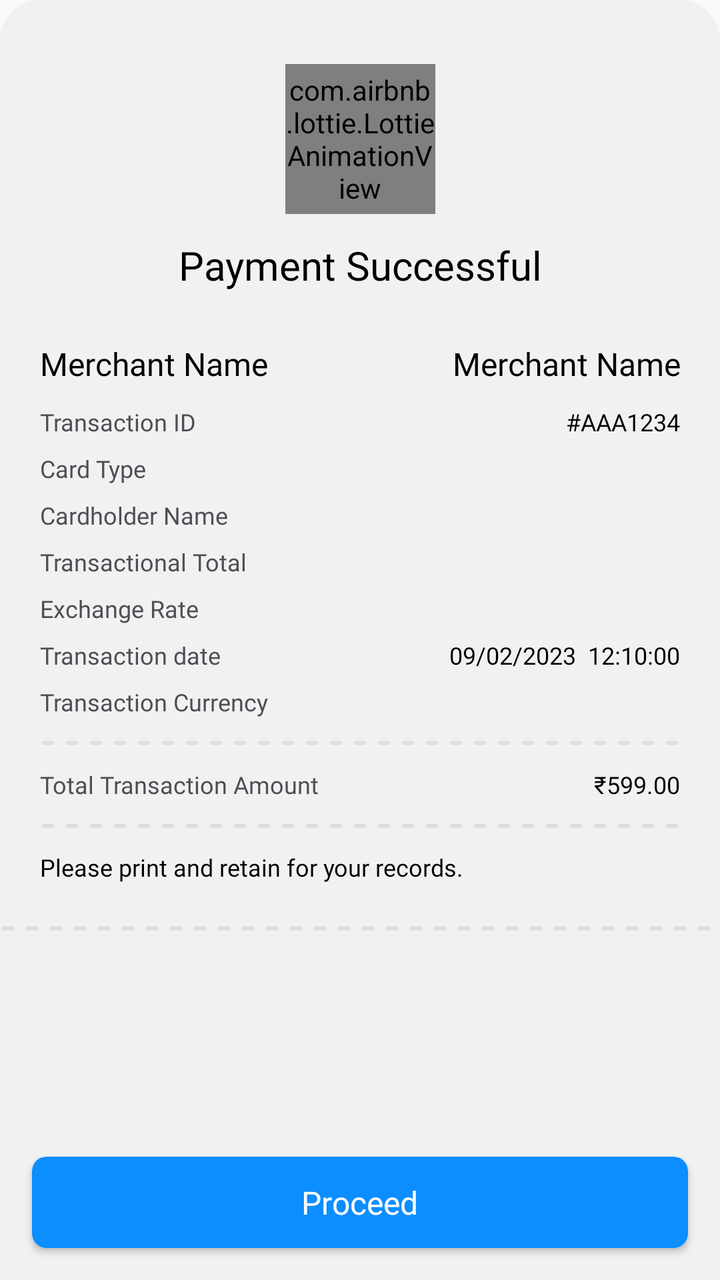
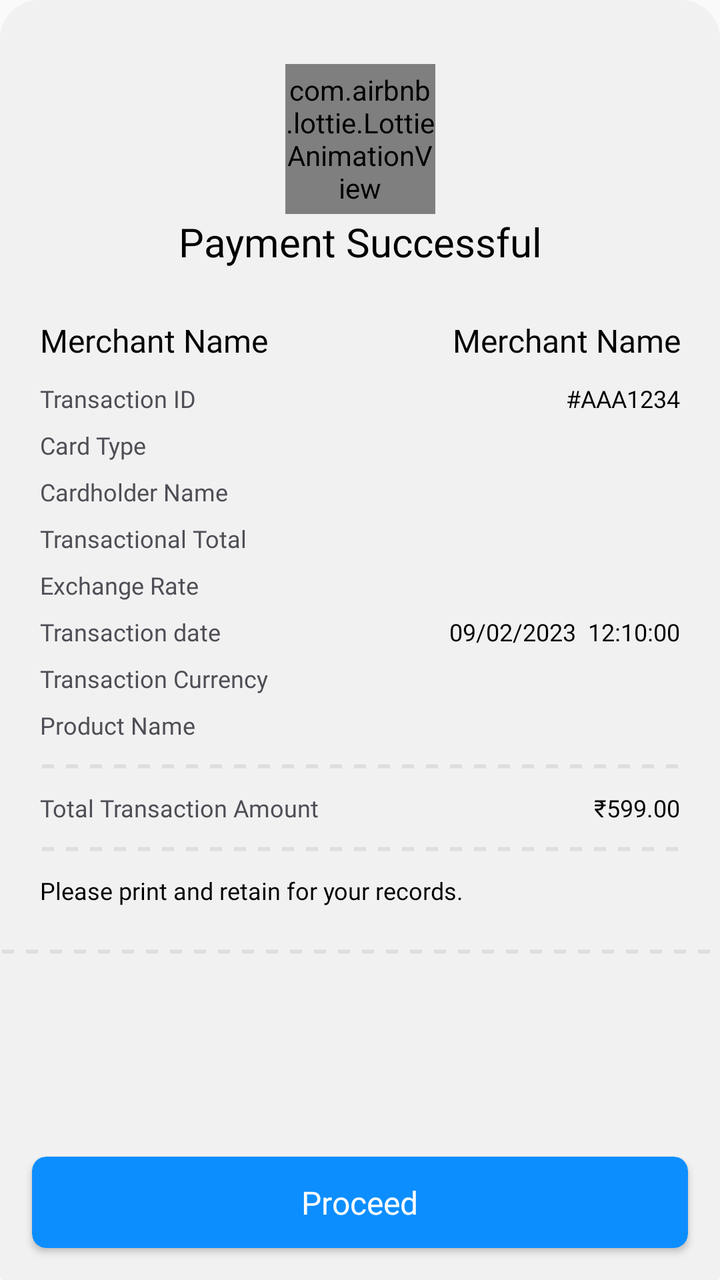

Before-and-after screenshots of an Android layout around one commit, followed by the original layout XML and the change that was made.
<!-- AndroidManifest.xml: application theme AppTheme -->
<!-- res/layout/fragment_payment_successful_with_details_bottom_sheet.xml -->
<?xml version="1.0" encoding="utf-8"?>
<androidx.coordinatorlayout.widget.CoordinatorLayout xmlns:android="http://schemas.android.com/apk/res/android"
    xmlns:app="http://schemas.android.com/apk/res-auto"
    android:layout_width="match_parent"
    android:layout_height="wrap_content"
    android:background="@drawable/bottom_sheet_bg">

    <FrameLayout
        android:id="@+id/frameLayout1"
        android:layout_width="match_parent"
        android:layout_height="wrap_content"
        android:background="@drawable/bottom_sheet_bg">

        <androidx.constraintlayout.widget.ConstraintLayout
            android:id="@+id/constraintLayout123"
            android:layout_width="match_parent"
            android:layout_height="wrap_content"
            android:background="@drawable/bottom_sheet_bg">

            <RelativeLayout
                android:id="@+id/lottieAnimationViewConstraint"
                android:layout_width="wrap_content"
                android:layout_height="wrap_content"
                android:layout_marginTop="32dp"
                app:layout_constraintEnd_toEndOf="parent"
                app:layout_constraintStart_toStartOf="parent"
                app:layout_constraintTop_toTopOf="parent">

                <com.airbnb.lottie.LottieAnimationView
                    android:id="@+id/lottieAnimationView"
                    android:layout_width="75dp"
                    android:layout_height="75dp"
                    android:layout_centerInParent="true"
                    app:lottie_autoPlay="true"
                    app:lottie_fileName="complete_json.json"
                    app:lottie_loop="true" />

            </RelativeLayout>

            <androidx.constraintlayout.widget.ConstraintLayout
                android:id="@+id/clMainContainer"
                android:layout_width="match_parent"
                android:layout_height="wrap_content"
                android:layout_marginTop="25dp"
                android:layout_marginBottom="150dp"
                app:layout_constraintBottom_toTopOf="@+id/proceedButton"
                app:layout_constraintTop_toBottomOf="@+id/lottieAnimationViewConstraint"
                app:layout_constraintVertical_bias="0.5">

                <TextView
                    android:id="@+id/tvPaymentSuccess"
                    android:layout_width="wrap_content"
                    android:layout_height="wrap_content"
                    android:fontFamily="@font/poppins_medium"
                    android:text="Payment Successful"
                    android:textColor="#000000"
                    android:gravity="center"
                    android:textSize="20sp"
                    app:layout_constraintEnd_toEndOf="parent"
                    app:layout_constraintStart_toStartOf="parent"
                    app:layout_constraintTop_toTopOf="parent" />



                <LinearLayout
                    android:id="@+id/llMainContainer"
                    android:layout_width="0dp"
                    android:orientation="vertical"
                    app:layout_constraintStart_toStartOf="parent"
                    app:layout_constraintEnd_toEndOf="parent"
                    android:layout_marginStart="20dp"
                    android:layout_marginEnd="20dp"
                    app:layout_constraintTop_toBottomOf="@+id/tvPaymentSuccess"
                    android:layout_height="wrap_content"
                    android:layout_marginTop="25dp">

                    <LinearLayout
                        android:id="@+id/llMerchantName"
                        android:layout_width="match_parent"
                        android:orientation="horizontal"
                        android:layout_height="wrap_content"
                        app:layout_constraintEnd_toEndOf="@+id/transactionIDTextView"
                        app:layout_constraintStart_toStartOf="@+id/textView24"
                        app:layout_constraintTop_toBottomOf="@+id/textView"
                        android:weightSum="2">

                        <TextView
                            android:layout_width="0dp"
                            android:layout_weight="1"
                            android:layout_height="wrap_content"
                            android:fontFamily="@font/poppins_medium"
                            android:text="Merchant Name"
                            android:textColor="#000000"
                            android:textSize="16sp"
                            />

                        <TextView
                            android:id="@+id/tvMerchantName"
                            android:layout_width="0dp"
                            android:layout_weight="1"
                            android:layout_height="wrap_content"
                            android:fontFamily="@font/poppins_medium"
                            android:text="Merchant Name"
                            android:textColor="#000000"
                            android:textSize="16sp"
                            android:gravity="end"
                            />


                    </LinearLayout>

                    <LinearLayout
                        android:layout_width="match_parent"
                        android:orientation="horizontal"
                        android:layout_height="wrap_content"
                        android:layout_marginTop="10dp"
                        android:weightSum="2">

                        <TextView
                            android:id="@+id/textView24"
                            android:layout_width="0dp"
                            android:layout_height="wrap_content"
                            android:layout_weight="1"
                            android:fontFamily="@font/poppins"
                            android:text="Transaction ID"
                            android:textColor="#4F4D55"
                            android:textSize="12sp" />

                        <TextView
                            android:id="@+id/transactionIDTextView"
                            android:layout_width="0dp"
                            android:layout_weight="1"
                            android:layout_height="wrap_content"
                            android:fontFamily="@font/poppins_medium"
                            android:text="#AAA1234"
                            android:textColor="#000000"
                            android:gravity="end"
                            android:textSize="12sp" />


                    </LinearLayout>

                    <LinearLayout
                        android:id="@+id/llCardType"
                        android:layout_width="match_parent"
                        android:orientation="horizontal"
                        android:layout_height="wrap_content"
                        android:layout_marginTop="7dp"
                        android:weightSum="2">

                        <TextView
                            android:layout_width="0dp"
                            android:layout_weight="1"
                            android:layout_height="wrap_content"
                            android:fontFamily="@font/poppins"
                            android:text="Card Type"
                            android:textColor="#4F4D55"
                            android:textSize="12sp"
                            />

                        <TextView
                            android:id="@+id/tvCardType"
                            android:layout_width="0dp"
                            android:layout_height="wrap_content"
                            android:fontFamily="@font/poppins_medium"                            android:layout_weight="1"
                            android:text=""
                            android:gravity="end"
                            android:textColor="#000000"
                            android:textSize="12sp" />


                    </LinearLayout>


                    <LinearLayout
                        android:id="@+id/llCardHolderName"
                        android:layout_width="match_parent"
                        android:orientation="horizontal"
                        android:layout_height="wrap_content"
                        android:layout_marginTop="7dp"
                        android:weightSum="2">

                        <TextView
                            android:layout_width="0dp"
                            android:layout_height="wrap_content"
                            android:fontFamily="@font/poppins"                            android:layout_weight="1"
                            android:text="Cardholder Name"
                            android:textColor="#4F4D55"
                            android:textSize="12sp" />

                        <TextView
                            android:id="@+id/tvCardHolderName"
                            android:layout_width="0dp"
                            android:layout_height="wrap_content"
                            android:fontFamily="@font/poppins_medium"
                            android:layout_weight="1"
                            android:text=""
                            android:gravity="end"
                            android:textColor="#000000"
                            android:textSize="12sp" />

                    </LinearLayout>


                    <LinearLayout
                        android:id="@+id/llTransTotal"
                        android:layout_width="match_parent"
                        android:orientation="horizontal"
                        android:layout_height="wrap_content"
                        android:layout_marginTop="7dp"
                        android:weightSum="2">

                        <TextView
                            android:id="@+id/transTotalDCC"
                            android:layout_width="0dp"
                            android:layout_height="wrap_content"
                            android:fontFamily="@font/poppins"                            android:layout_weight="1"
                            android:text="Transactional Total"
                            android:textColor="#4F4D55"
                            android:textSize="12sp" />

                        <TextView
                            android:id="@+id/tvTransTotal"
                            android:layout_width="0dp"
                            android:layout_height="wrap_content"
                            android:fontFamily="@font/poppins_medium"
                            android:layout_weight="1"
                            android:text=""
                            android:gravity="end"
                            android:textColor="#000000"
                            android:textSize="12sp" />

                    </LinearLayout>

                    <LinearLayout
                        android:id="@+id/llExchangeRate"
                        android:layout_width="match_parent"
                        android:orientation="horizontal"
                        android:layout_height="wrap_content"
                        android:layout_marginTop="7dp"
                        android:weightSum="2">

                        <TextView
                            android:layout_width="0dp"
                            android:layout_height="wrap_content"
                            android:fontFamily="@font/poppins"                            android:layout_weight="1"
                            android:text="Exchange Rate"
                            android:textColor="#4F4D55"
                            android:textSize="12sp" />

                        <TextView
                            android:id="@+id/tvExchangeRate"
                            android:layout_width="0dp"
                            android:layout_height="wrap_content"
                            android:fontFamily="@font/poppins_medium"
                            android:layout_weight="1"
                            android:text=""
                            android:gravity="end"
                            android:textColor="#000000"
                            android:textSize="12sp" />


                    </LinearLayout>

                    <LinearLayout
                        android:id="@+id/llMargin"
                        android:layout_width="match_parent"
                        android:orientation="horizontal"
                        android:layout_height="wrap_content"
                        android:layout_marginTop="7dp"
                        android:visibility="gone"
                        android:weightSum="2">

                        <TextView
                            android:layout_width="0dp"
                            android:layout_height="wrap_content"
                            android:fontFamily="@font/poppins"                            android:layout_weight="1"
                            android:text="Margin"
                            android:textColor="#4F4D55"
                            android:textSize="12sp" />

                        <TextView
                            android:id="@+id/tvMargin"
                            android:layout_width="0dp"
                            android:layout_height="wrap_content"
                            android:fontFamily="@font/poppins_medium"
                            android:layout_weight="1"
                            android:text=""
                            android:gravity="end"
                            android:textColor="#000000"
                            android:textSize="12sp" />


                    </LinearLayout>

                    <LinearLayout
                        android:layout_width="match_parent"
                        android:orientation="horizontal"
                        android:layout_height="wrap_content"
                        android:layout_marginTop="7dp"
                        android:weightSum="2">

                        <TextView
                            android:id="@+id/textView26"
                            android:layout_width="0dp"
                            android:layout_height="wrap_content"
                            android:fontFamily="@font/poppins"
                            android:text="Transaction date"
                            android:layout_weight="1"
                            android:textColor="#4F4D55"
                            android:textSize="12sp" />

                        <TextView
                            android:id="@+id/transactionDateAndTimeTextView"
                            android:layout_width="0dp"
                            android:layout_weight="1"
                            android:gravity="end"
                            android:layout_height="wrap_content"
                            android:fontFamily="@font/poppins_medium"
                            android:text="09/02/2023  12:10:00"
                            android:textColor="#000000"
                            android:textSize="12sp"
                            app:layout_constraintEnd_toEndOf="parent" />


                    </LinearLayout>


                    <LinearLayout
                        android:id="@+id/llTransCurrency"
                        android:layout_width="match_parent"
                        android:orientation="horizontal"
                        android:layout_height="wrap_content"
                        android:layout_marginTop="7dp"
                        android:weightSum="2">

                        <TextView
                            android:layout_width="0dp"
                            android:layout_height="wrap_content"
                            android:fontFamily="@font/poppins"                            android:layout_weight="1"
                            android:text="Transaction Currency"
                            android:textColor="#4F4D55"
                            android:textSize="12sp" />

                        <TextView
                            android:id="@+id/tvTransCurrency"
                            android:layout_width="0dp"
                            android:layout_height="wrap_content"
                            android:fontFamily="@font/poppins_medium"
                            android:layout_weight="1"
                            android:text=""
                            android:gravity="end"
                            android:textColor="#000000"
                            android:textSize="12sp" />


                    </LinearLayout>


                    <View
                        android:layout_width="match_parent"
                        android:layout_height="5dp"
                        android:layout_marginTop="10dp"
                        android:background="@drawable/dotted_line" />



                    <LinearLayout
                        android:layout_width="match_parent"
                        android:orientation="horizontal"
                        android:layout_height="wrap_content"
                        android:layout_marginTop="10dp"
                        android:weightSum="2">

                        <TextView
                            android:id="@+id/textView25"
                            android:layout_width="0dp"
                            android:layout_weight="1"
                            android:layout_height="wrap_content"
                            android:fontFamily="@font/poppins"
                            android:text="Total Transaction Amount"
                            android:textColor="#4F4D55"
                            android:textSize="12sp" />

                        <TextView
                            android:id="@+id/transactionAmountTextView"
                            android:layout_width="0dp"
                            android:layout_height="wrap_content"
                            android:fontFamily="@font/inter_medium"
                            android:text="₹599.00"
                            android:layout_weight="1"
                            android:gravity="end"
                            android:textColor="#000000"
                            android:textSize="12sp" />


                    </LinearLayout>



                    <View
                        android:layout_width="match_parent"
                        android:layout_height="5dp"
                        android:layout_marginTop="10dp"
                        android:background="@drawable/dotted_line" />


                    <TextView
                        android:layout_marginTop="10dp"
                        android:id="@+id/tv_info"
                        android:layout_width="match_parent"
                        android:layout_height="wrap_content"
                        android:fontFamily="@font/poppins_medium"
                        android:text="Please print and retain for your records."
                        android:textColor="#000000"
                        android:textSize="12sp" />


                </LinearLayout>



            </androidx.constraintlayout.widget.ConstraintLayout>

            <View
                android:id="@+id/dottedLast"
                android:layout_width="match_parent"
                android:layout_height="5dp"
                android:layout_marginTop="20dp"
                android:background="@drawable/dotted_line"
                app:layout_constraintStart_toStartOf="parent"
                app:layout_constraintEnd_toEndOf="parent"
                android:layout_marginBottom="10dp"
                app:layout_constraintTop_toBottomOf="@+id/clMainContainer"/>


            <LinearLayout
                android:visibility="gone"
                android:id="@+id/llRedirectLink"
                android:layout_width="wrap_content"
                android:orientation="horizontal"
                android:layout_height="wrap_content"
                android:layout_marginTop="20dp"
                app:layout_constraintStart_toStartOf="parent"
                app:layout_constraintEnd_toEndOf="parent"
                android:layout_marginBottom="10dp"
                app:layout_constraintTop_toBottomOf="@+id/dottedLast"
                >

                <TextView
                    android:layout_width="wrap_content"
                    android:layout_height="wrap_content"
                    android:fontFamily="@font/poppins"
                    android:text="Redirect back to the "
                    android:textColor="#4F4D55"
                    android:textSize="12sp" />

                <TextView
                    android:id="@+id/tvMerchantSite"
                    android:layout_width="wrap_content"
                    android:layout_height="wrap_content"
                    android:fontFamily="@font/inter_medium"
                    android:text="merchant’s site"
                    android:textColor="#FF0023"
                    android:textSize="12sp" />


            </LinearLayout>



            <androidx.cardview.widget.CardView
                android:id="@+id/proceedButton"
                android:layout_width="match_parent"
                android:layout_height="wrap_content"
                android:layout_marginStart="16dp"
                android:layout_marginEnd="16dp"
                android:layout_marginBottom="16dp"
                android:clickable="true"
                android:elevation="0dp"
                app:cardCornerRadius="7dp"
                android:visibility="visible"
                app:layout_constraintBottom_toBottomOf="parent"
                app:layout_constraintEnd_toEndOf="parent"
                app:layout_constraintStart_toStartOf="parent">

                <RelativeLayout
                    android:id="@+id/proceedButtonRelativeLayout"
                    android:layout_width="match_parent"
                    android:layout_height="wrap_content"
                    android:background="@drawable/button_bg"
                    android:padding="12dp">

                    <ProgressBar
                        android:id="@+id/progressBar"
                        android:layout_width="15dp"
                        android:layout_height="15dp"
                        android:layout_centerInParent="true"
                        android:indeterminateDrawable="@drawable/loader_01"
                        android:rotation="90"
                        android:visibility="gone" />

                    <TextView
                        android:id="@+id/textView6"
                        android:layout_width="wrap_content"
                        android:layout_height="wrap_content"
                        android:layout_centerInParent="true"
                        android:fontFamily="@font/poppins_semibold"
                        android:text="Proceed"
                        android:textColor="#FFFFFF"
                        android:textSize="16sp" />
                </RelativeLayout>
            </androidx.cardview.widget.CardView>
        </androidx.constraintlayout.widget.ConstraintLayout>
    </FrameLayout>
</androidx.coordinatorlayout.widget.CoordinatorLayout>
<!-- resources referenced by this layout -->
<resources>
  <!-- drawable bottom_sheet_bg (drawable) -->
  <?xml version="1.0" encoding="utf-8"?>
  <shape xmlns:android="http://schemas.android.com/apk/res/android">
      <solid android:color="#F1F1F1"/>
      <corners android:topLeftRadius="20dp"
          android:topRightRadius="20dp"
          android:bottomLeftRadius="2dp"
          android:bottomRightRadius="2dp"/>
  </shape>
  <!-- drawable button_bg (drawable) -->
  <?xml version="1.0" encoding="utf-8"?>
  <shape xmlns:android="http://schemas.android.com/apk/res/android">
  <solid android:color="#0D8EFF"/>
      <corners android:radius="7dp"/>
  </shape>
  <!-- drawable dotted_line (drawable) -->
  <?xml version="1.0" encoding="utf-8"?>
  <shape xmlns:android="http://schemas.android.com/apk/res/android"
      android:shape="line">
      <stroke
          android:width="2dp"
          android:color="#DCDEE0"
          android:dashWidth="6dp"
          android:dashGap="6dp" />
  </shape>
  <!-- drawable loader_01 (drawable) -->
  <vector xmlns:android="http://schemas.android.com/apk/res/android"
      android:width="20dp"
      android:height="20dp"
      android:viewportWidth="20"
      android:viewportHeight="20">
    <path
        android:pathData="M10,5.929V2.5M10,17.5V14.071M14.071,10H17.5M2.5,10H5.929M12.879,7.121L15.304,4.697M4.696,15.303L7.121,12.879M12.879,12.879L15.304,15.303M4.696,4.697L7.121,7.121"
        android:strokeLineJoin="round"
        android:strokeWidth="2"
        android:fillColor="#00000000"
        android:strokeColor="#ffffff"
        android:strokeLineCap="round"/>
  </vector>
  <style name="AppTheme" parent="Theme.AppCompat.Light.NoActionBar" />
</resources>

<!-- the commit's change to res/layout/fragment_payment_successful_with_details_bottom_sheet.xml (unified diff, before → after) -->
@@ -337,7 +337,8 @@
                         <TextView
                             android:layout_width="0dp"
                             android:layout_height="wrap_content"
-                            android:fontFamily="@font/poppins"                            android:layout_weight="1"
+                            android:fontFamily="@font/poppins"
+                            android:layout_weight="1"
                             android:text="Transaction Currency"
                             android:textColor="#4F4D55"
                             android:textSize="12sp" />
@@ -353,6 +354,133 @@
                             android:textColor="#000000"
                             android:textSize="12sp" />
 
+
+                    </LinearLayout>
+                    <LinearLayout
+                        android:id="@+id/llProductName"
+                        android:layout_width="match_parent"
+                        android:orientation="horizontal"
+                        android:layout_height="wrap_content"
+                        android:layout_marginTop="7dp"
+                        android:visibility="visible"
+                        android:weightSum="2">
+
+                        <TextView
+                            android:layout_width="0dp"
+                            android:layout_height="wrap_content"
+                            android:layout_weight="0.6"
+                            android:gravity="start"
+                            android:fontFamily="@font/poppins"
+                            android:text="Product Name"
+                            android:textColor="#4F4D55"
+                            android:textSize="12sp" />
+
+                        <LinearLayout
+                            android:layout_width="0dp"
+                            android:layout_weight="1.4"
+                            android:orientation="vertical"
+                            android:layout_height="wrap_content">
+
+                            <TextView
+                                android:id="@+id/tvProduct"
+                                android:layout_width="match_parent"
+                                android:layout_height="wrap_content"
+                                android:fontFamily="@font/inter_medium"
+                                android:text=""
+                                android:ellipsize="end"
+                                android:textColor="#000000"
+                                android:gravity="end"
+                                android:textSize="12sp" />
+
+                            <TextView
+                                android:id="@+id/viewMoreTextView"
+                                android:layout_width="wrap_content"
+                                android:layout_height="wrap_content"
+                                android:fontFamily="@font/inter_medium"
+                                android:text="View More Items"
+                                android:layout_gravity="end"
+                                android:textColor="#007BFF"
+                                android:textSize="12sp"
+                                android:visibility="gone"
+                                android:layout_marginTop="4dp" />
+                        </LinearLayout>
+
+
+                    </LinearLayout>
+                    <LinearLayout
+                        android:id="@+id/offerContainer"
+                        android:layout_width="match_parent"
+                        android:layout_height="wrap_content"
+                        android:visibility="gone"
+                        android:orientation="vertical">
+
+                        <View
+                            android:layout_width="match_parent"
+                            android:layout_height="5dp"
+                            android:layout_marginTop="10dp"
+                            android:background="@drawable/dotted_line" />
+
+                        <LinearLayout
+                            android:layout_width="match_parent"
+                            android:orientation="horizontal"
+                            android:layout_height="wrap_content"
+                            android:layout_marginTop="10dp"
+                            android:weightSum="2">
+
+                            <TextView
+                                android:id="@+id/subTotal"
+                                android:layout_width="0dp"
+                                android:layout_weight="1"
+                                android:layout_height="wrap_content"
+                                android:fontFamily="@font/poppins"
+                                android:text="Subtotal"
+                                android:textColor="#4F4D55"
+                                android:textSize="12sp" />
+
+                            <TextView
+                                android:id="@+id/subTotalAmount"
+                                android:layout_width="0dp"
+                                android:layout_height="wrap_content"
+                                android:fontFamily="@font/inter_medium"
+                                android:text="₹599.00"
+                                android:layout_weight="1"
+                                android:gravity="end"
+                                android:textColor="#000000"
+                                android:textSize="12sp" />
+
+
+                        </LinearLayout>
+
+                        <LinearLayout
+                            android:layout_width="match_parent"
+                            android:orientation="horizontal"
+                            android:layout_height="wrap_content"
+                            android:layout_marginTop="10dp"
+                            android:weightSum="2">
+
+                            <TextView
+                                android:id="@+id/offerDiscount"
+                                android:layout_width="0dp"
+                                android:layout_weight="1"
+                                android:layout_height="wrap_content"
+                                android:fontFamily="@font/poppins"
+                                android:text="No Cost EMI Discount"
+                                android:textColor="#4F4D55"
+                                android:textSize="12sp" />
+
+                            <TextView
+                                android:id="@+id/offerDiscountAmount"
+                                android:layout_width="0dp"
+                                android:layout_height="wrap_content"
+                                android:fontFamily="@font/inter_medium"
+                                android:text="₹599.00"
+                                android:layout_weight="1"
+                                android:gravity="end"
+                                android:textColor="#2DA94F"
+                                android:textSize="12sp" />
+
+
+                        </LinearLayout>
 
                     </LinearLayout>
 
@@ -363,8 +491,6 @@
                         android:layout_marginTop="10dp"
                         android:background="@drawable/dotted_line" />
 
-
-
                     <LinearLayout
                         android:layout_width="match_parent"
                         android:orientation="horizontal"
@@ -395,15 +521,12 @@
 
 
                     </LinearLayout>
-
-
 
                     <View
                         android:layout_width="match_parent"
                         android:layout_height="5dp"
                         android:layout_marginTop="10dp"
                         android:background="@drawable/dotted_line" />
-
 
                     <TextView
                         android:layout_marginTop="10dp"
